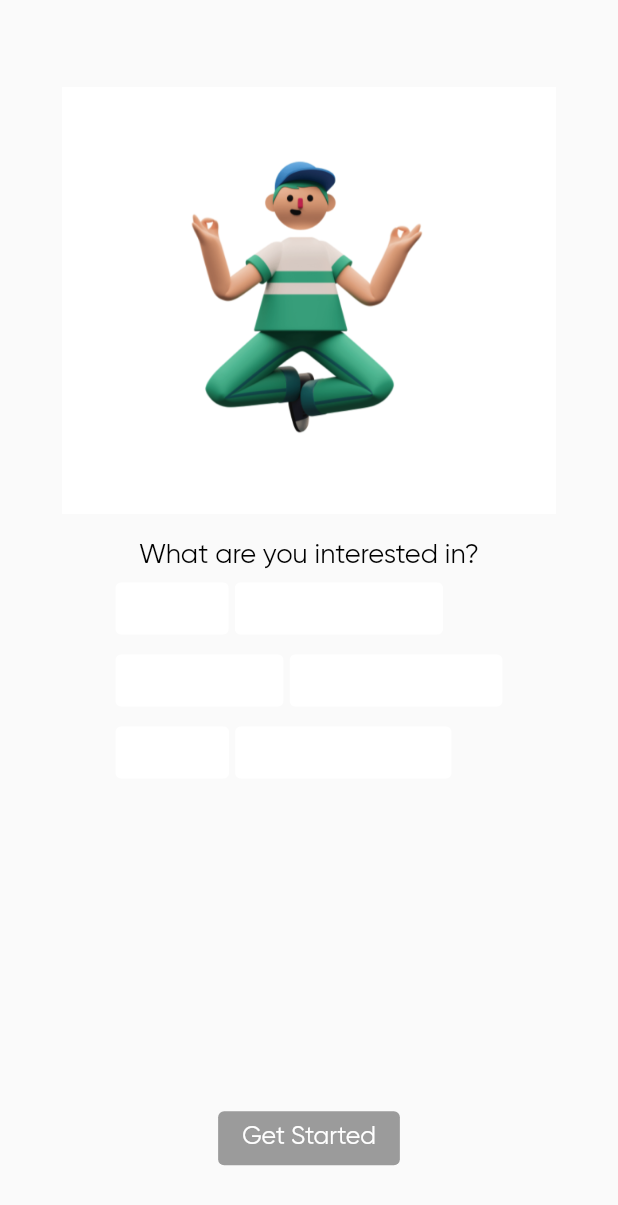
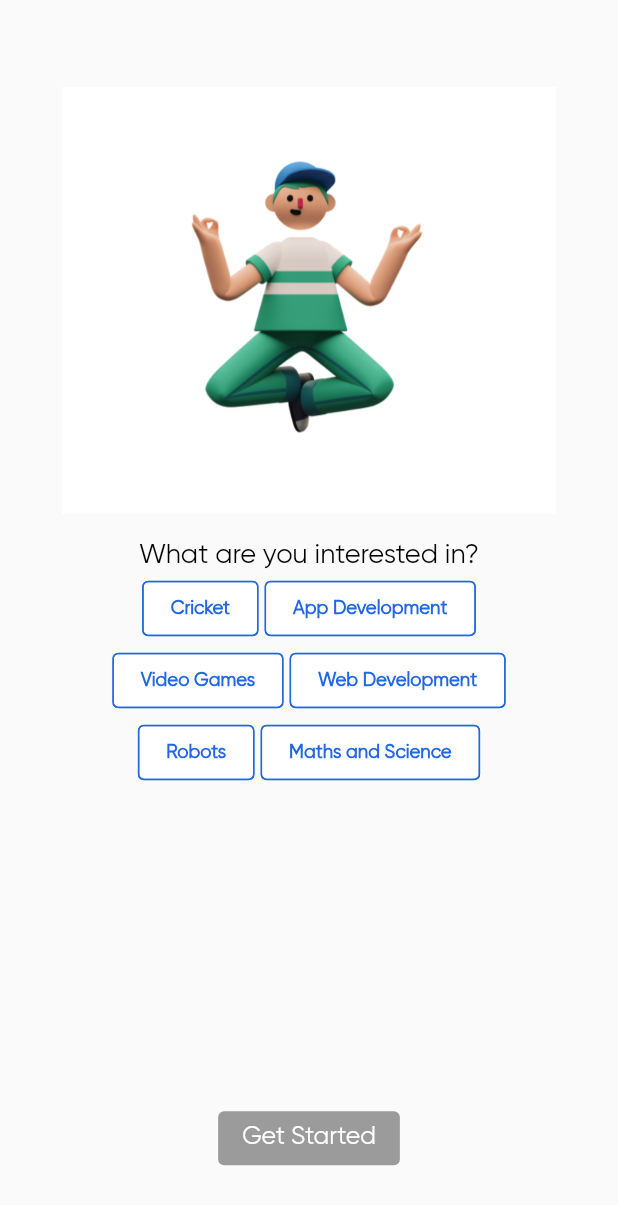
Before and after one commit to coding-blocks/CodingBlocksJunior, a Flutter app: the screen it shows after launch, swiped to page 3, on a phone screen of 412 x 824 dp. Shown: the top 1205 px of the screen. Run offline on Flutter 3.47's test engine with Material 2 defaults, Android fonts, the phone set to English and light mode, and no system bars; our stand-ins replace auto_route, cloud_firestore, dio, firebase_auth, floor, flutter_form_builder and 7 more; missing offline and left inert: onesignal_flutter; accounts and stored records are empty; network calls fail; statements that could not run were skipped.

Commit message:
fix chips screen

```diff
--- a/lib/ui/views/on_board/interest.dart
+++ b/lib/ui/views/on_board/interest.dart
@@ -94,18 +94,21 @@ class _MultiSelectChipState extends State<MultiSelectChip> {
     List<Widget> choices = List();
 
     widget.reportList.forEach((item) {
+      bool isItemSelected = selectedChoices.contains(item);
       choices.add(Container(
         padding: const EdgeInsets.only(left: 2.0,right: 2.0),
         child: ChoiceChip(
           padding: EdgeInsets.all(10.0),
           shape: RoundedRectangleBorder(
-              borderRadius: BorderRadius.all(Radius.circular(4))),
+            borderRadius: BorderRadius.all(Radius.circular(4)),
+            side: BorderSide(color: getColorFromHex('#2167E3'))
+          ),
           label: Text(item,
               style: TextStyle(
                   fontSize: 1.5 * SizeConfig.textMultiplier,
-                  color: Colors.white,
+                  color: isItemSelected ? Colors.white : getColorFromHex('#2167E3'),
                   fontWeight: FontWeight.bold)),
-          selected: selectedChoices.contains(item),
+          selected: isItemSelected,
           backgroundColor: Colors.white,
           selectedColor: getColorFromHex('#2167E3'),
           onSelected: (selected) {
@@ -126,6 +129,7 @@ class _MultiSelectChipState extends State<MultiSelectChip> {
   @override
   Widget build(BuildContext context) {
     return Wrap(
+      alignment: WrapAlignment.center,
       children: _buildChoiceList(),
     );
   }
```
